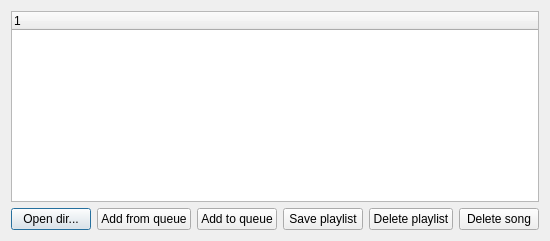
The window that app/src/libraryformdialog.ui (ailchuk/uamp) describes before a commit, drawn with Qt 5.
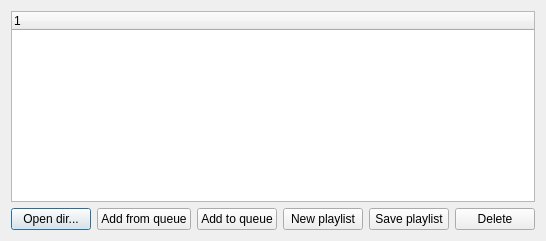
The same window after the commit.

```diff
--- a/app/src/libraryformdialog.ui
+++ b/app/src/libraryformdialog.ui
@@ -51,6 +51,13 @@
          </property>
         </widget>
        </item>
+       <item>
+        <widget class="QPushButton" name="pushButtonNewPlaylist">
+         <property name="text">
+          <string>New playlist</string>
+         </property>
+        </widget>
+       </item>
        <item>
         <widget class="QPushButton" name="pushButtonSavePlaylist">
          <property name="text">
@@ -61,14 +68,7 @@
        <item>
         <widget class="QPushButton" name="pushButtonDeletePlaylist">
          <property name="text">
-          <string>Delete playlist</string>
-         </property>
-        </widget>
-       </item>
-       <item>
-        <widget class="QPushButton" name="pushButtonDeleteSongFromPlaylist">
-         <property name="text">
-          <string>Delete song</string>
+          <string>Delete</string>
          </property>
         </widget>
        </item>
```
Left out of the diff: 2 changed lines with no effect on the pictures.
